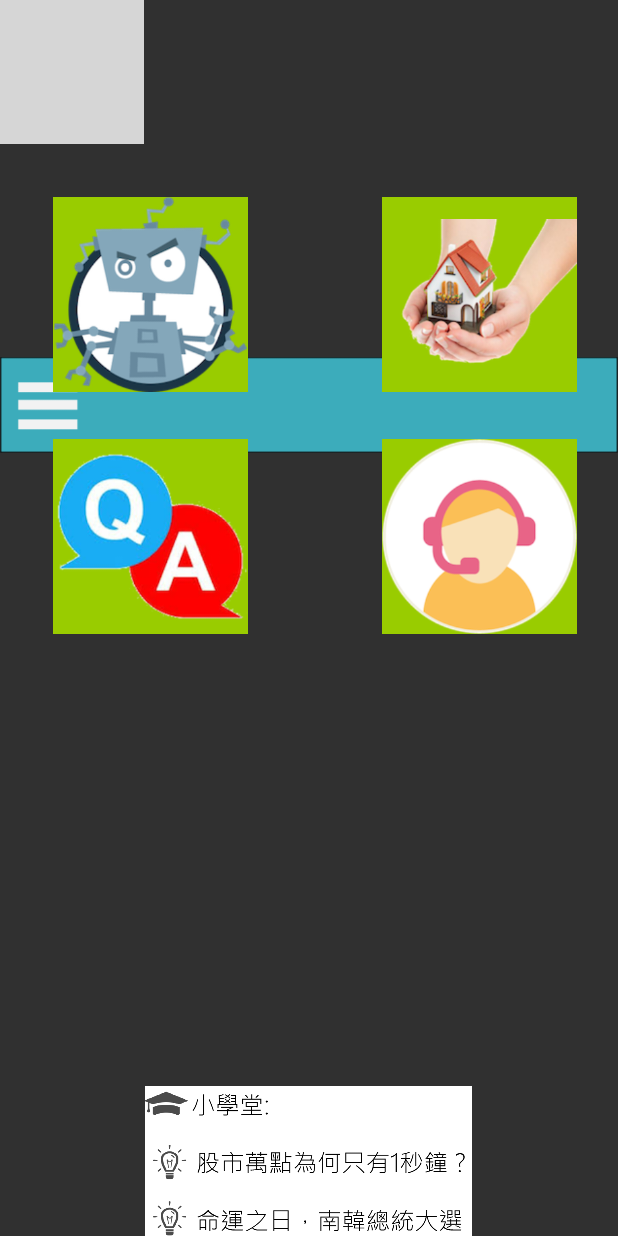
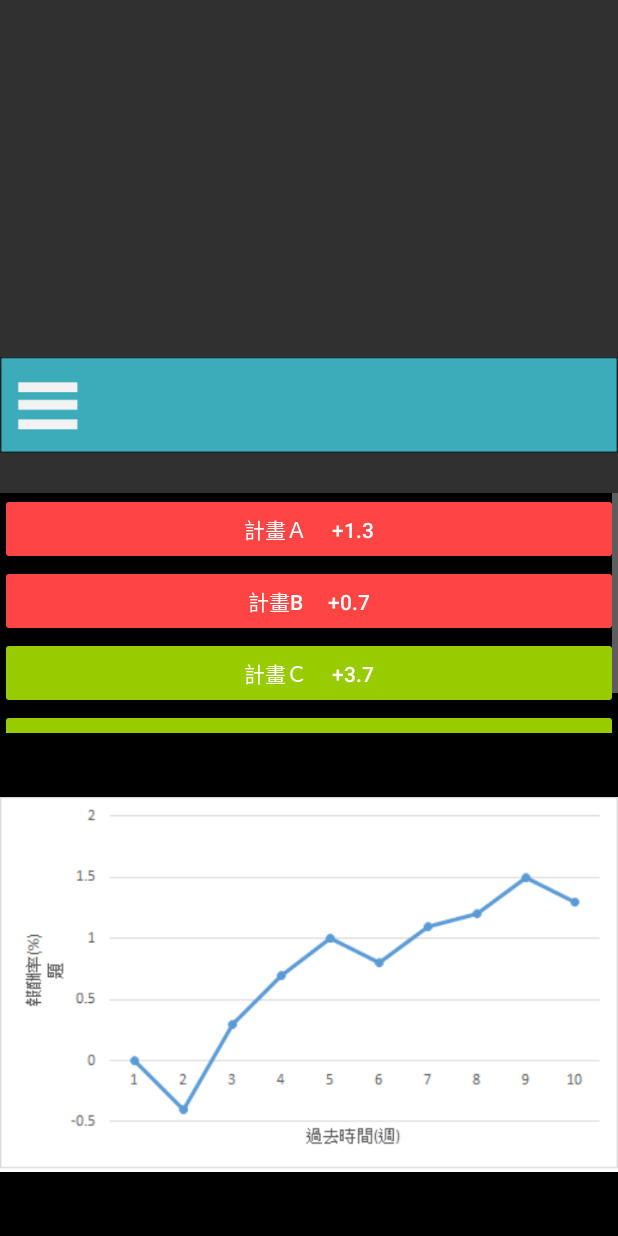
Before and after one commit to Nacujachu/GiBaIntartar, an Android app: the MainMenuActivity screen opened directly, with no data from a screen before it, after a tap on an icon or button, on a phone screen of 412 x 824 dp. Run offline under Robolectric (Android 15) with nearby library versions, the phone set to English and light mode, and no system bars; grey boxes are pictures that could not be loaded.

Commit message:
Add PropertyActivity

```diff
--- a/FinBot/app/src/main/AndroidManifest.xml
+++ b/FinBot/app/src/main/AndroidManifest.xml
@@ -17,7 +17,8 @@
             </intent-filter>
         </activity>
         <activity android:name=".MainMenuActivity" />
-        <activity android:name=".QAActivity"></activity>
+        <activity android:name=".QAActivity" />
+        <activity android:name=".PropertyActivity"></activity>
     </application>
 
 </manifest>
--- a/FinBot/app/src/main/java/nthu/finbot/MainMenuActivity.java
+++ b/FinBot/app/src/main/java/nthu/finbot/MainMenuActivity.java
@@ -42,6 +42,8 @@ public class MainMenuActivity extends AppCompatActivity {
 
     public void pressOpenPropertyButton(View v) {
         System.out.println("Press OpenProperty");
+
+        startActivity(new Intent(this, PropertyActivity.class));
     }
 
     public void pressOpenQAButton(View v) {
--- /dev/null
+++ b/FinBot/app/src/main/java/nthu/finbot/PropertyActivity.java
@@ -0,0 +1,39 @@
+package nthu.finbot;
+
+import android.support.v7.app.AppCompatActivity;
+import android.os.Bundle;
+import android.view.View;
+import android.widget.ImageView;
+
+public class PropertyActivity extends AppCompatActivity {
+
+    @Override
+    protected void onCreate(Bundle savedInstanceState) {
+        super.onCreate(savedInstanceState);
+        setContentView(R.layout.activity_property);
+    }
+
+    public void pressBarButton(View v) {
+        finish();
+    }
+
+    public void pressPlanAButton(View v) {
+        ImageView iv = (ImageView) findViewById(R.id.PlanChartIV);
+        iv.setImageResource(R.drawable.property_plan_a);
+    }
+
+    public void pressPlanBButton(View v) {
+        ImageView iv = (ImageView) findViewById(R.id.PlanChartIV);
+        iv.setImageResource(R.drawable.property_plan_b);
+    }
+
+    public void pressPlanCButton(View v) {
+        ImageView iv = (ImageView) findViewById(R.id.PlanChartIV);
+        iv.setImageResource(R.drawable.property_plan_c);
+    }
+
+    public void pressPlanDButton(View v) {
+        ImageView iv = (ImageView) findViewById(R.id.PlanChartIV);
+        iv.setImageResource(R.drawable.property_plan_d);
+    }
+}
--- /dev/null
+++ b/FinBot/app/src/main/res/layout/activity_property.xml
@@ -0,0 +1,95 @@
+<?xml version="1.0" encoding="utf-8"?>
+<RelativeLayout xmlns:android="http://schemas.android.com/apk/res/android"
+    xmlns:app="http://schemas.android.com/apk/res-auto"
+    xmlns:tools="http://schemas.android.com/tools"
+    android:layout_width="match_parent"
+    android:layout_height="match_parent"
+    tools:context="nthu.finbot.PropertyActivity">
+
+    <ImageView
+        android:id="@+id/BarIV"
+        android:layout_width="wrap_content"
+        android:layout_height="wrap_content"
+        android:layout_alignParentBottom="true"
+        android:layout_alignParentStart="true"
+        android:layout_marginBottom="495dp"
+        app:srcCompat="@drawable/main_menu_bar" />
+
+    <Button
+        android:id="@+id/BarButton"
+        android:layout_width="70dp"
+        android:layout_height="wrap_content"
+        android:layout_alignBottom="@+id/BarIV"
+        android:layout_alignParentStart="true"
+        android:layout_alignParentTop="true"
+        android:background="@android:color/transparent"
+        android:onClick="pressBarButton" />
+
+    <ScrollView
+        android:id="@+id/PropertySV"
+        android:layout_width="match_parent"
+        android:layout_height="160dp"
+        android:layout_alignParentStart="true"
+        android:layout_below="@+id/BarButton"
+        android:background="?attr/actionModeSplitBackground">
+
+        <RelativeLayout
+            android:layout_width="match_parent"
+            android:layout_height="wrap_content"
+            android:orientation="vertical">
+
+            <Button
+                android:id="@+id/PlanDButton"
+                android:layout_width="match_parent"
+                android:layout_height="wrap_content"
+                android:layout_alignParentStart="true"
+                android:layout_below="@+id/PlanCButton"
+                android:backgroundTint="@android:color/holo_green_light"
+                android:onClick="pressPlanDButton"
+                android:text="計畫D     +4.9" />
+
+            <Button
+                android:id="@+id/PlanCButton"
+                android:layout_width="match_parent"
+                android:layout_height="wrap_content"
+                android:layout_alignParentStart="true"
+                android:layout_below="@+id/PlanBButton"
+                android:backgroundTint="@android:color/holo_green_light"
+                android:onClick="pressPlanCButton"
+                android:text="計畫Ｃ     +3.7" />
+
+            <Button
+                android:id="@+id/PlanBButton"
+                android:layout_width="match_parent"
+                android:layout_height="wrap_content"
+                android:layout_alignParentStart="true"
+                android:layout_below="@+id/PlanAButton"
+                android:backgroundTint="@android:color/holo_red_light"
+                android:onClick="pressPlanBButton"
+                android:text="計畫B     +0.7" />
+
+            <Button
+                android:id="@+id/PlanAButton"
+                android:layout_width="match_parent"
+                android:layout_height="wrap_content"
+                android:layout_alignParentStart="true"
+                android:layout_alignParentTop="true"
+                android:backgroundTint="@android:color/holo_red_light"
+                android:onClick="pressPlanAButton"
+                android:text="計畫Ａ     +1.3" />
+
+        </RelativeLayout>
+    </ScrollView>
+
+    <ImageView
+        android:id="@+id/PlanChartIV"
+        android:layout_width="wrap_content"
+        android:layout_height="wrap_content"
+        android:layout_alignParentBottom="true"
+        android:layout_alignParentStart="true"
+        android:layout_below="@+id/PropertySV"
+        android:background="@android:color/black"
+        android:scaleType="fitCenter"
+        app:srcCompat="@drawable/property_plan_a" />
+
+</RelativeLayout>
--- a/FinBot/app/src/main/res/layout/popup_news.xml
+++ b/FinBot/app/src/main/res/layout/popup_news.xml
@@ -7,11 +7,10 @@
     android:orientation="vertical">
 
     <ImageView
-        android:id="@+id/imageView"
+        android:id="@+id/NewsIV"
         android:layout_width="wrap_content"
         android:layout_height="wrap_content"
         android:layout_centerHorizontal="true"
         android:layout_centerVertical="true"
-        android:background="@android:color/transparent"
         app:srcCompat="@drawable/background_popup_news" />
 </RelativeLayout>
```
Also changed, not shown: FinBot/app/src/main/res/drawable/property_plan_a.png (added), FinBot/app/src/main/res/drawable/property_plan_b.png (added), FinBot/app/src/main/res/drawable/property_plan_c.png (added), FinBot/app/src/main/res/drawable/property_plan_d.png (added), 3 other files.
